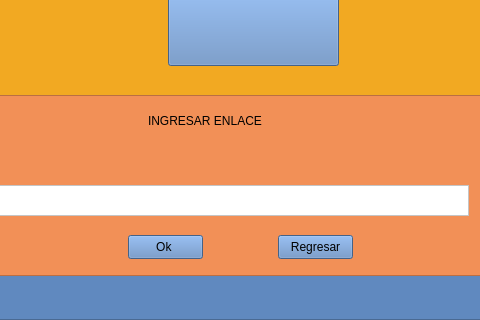
Old version of the form Pestañas.ui in the repository Shanem007/AulaVirtual; both pictures show x 132 to 612 and y 235 to 555 of the 772 by 555 pixel window.
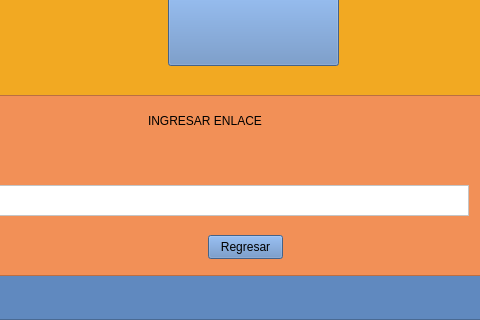
New version of the form. Icons and pictures are not drawn.

```diff
--- a/Pestañas.ui
+++ b/Pestañas.ui
@@ -191,27 +191,10 @@
 color: rgb(0, 0, 0);</string>
         </property>
        </widget>
-       <widget class="QPushButton" name="botonOk">
-        <property name="geometry">
-         <rect>
-          <x>220</x>
-          <y>140</y>
-          <width>75</width>
-          <height>24</height>
-         </rect>
-        </property>
-        <property name="styleSheet">
-         <string notr="true">font: 700 9pt &quot;Segoe UI&quot;;
-background-color: rgb(96, 137, 191);</string>
-        </property>
-        <property name="text">
-         <string>Ok </string>
-        </property>
-       </widget>
        <widget class="QPushButton" name="botonRegresarPes">
         <property name="geometry">
          <rect>
-          <x>370</x>
+          <x>300</x>
           <y>140</y>
           <width>75</width>
           <height>24</height>
```
